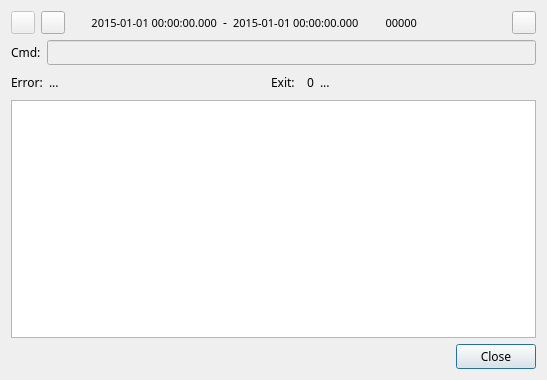
Before: the Qt Designer form sdrgui/gui/commandoutputdialog.ui in f4exb/sdrangel, drawn with Qt 5.
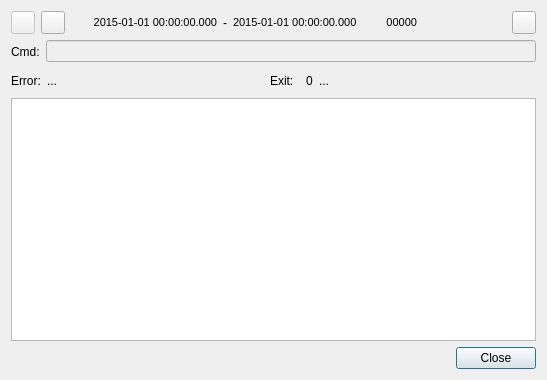
After: the same form once the commit is applied. Icons and pictures are not drawn.

Commit message: sdrgui: changed all fonts to Liberation

What changed in the file:
```diff
--- a/sdrgui/gui/commandoutputdialog.ui
+++ b/sdrgui/gui/commandoutputdialog.ui
@@ -12,7 +12,7 @@
   </property>
   <property name="font">
    <font>
-    <family>Sans Serif</family>
+    <family>Liberation Sans</family>
     <pointsize>9</pointsize>
    </font>
   </property>
```
The commit also changes 18 other files.
